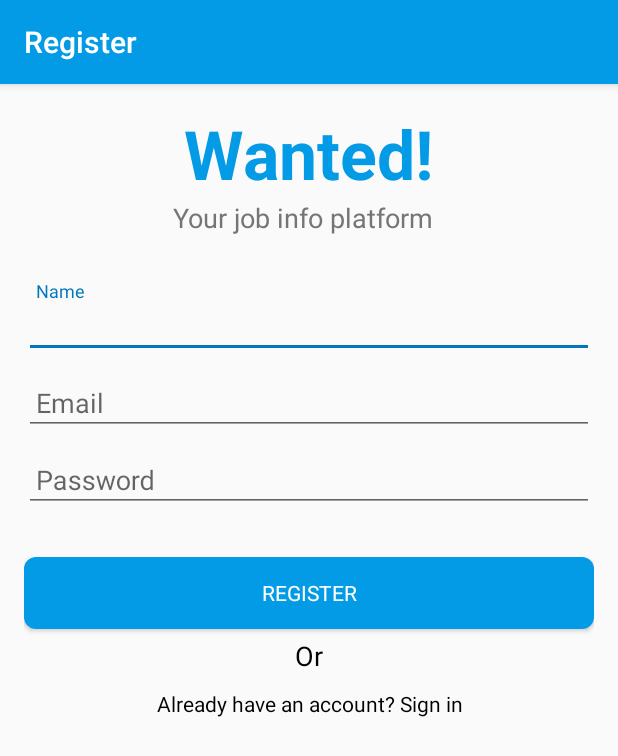
After one commit to jspdev-team45/wanted, an Android app: the RegisterActivity screen opened directly, with no data from a screen before it, on a phone screen of 412 x 824 dp. The commit adds this screen. Shown: the top 756 px of the screen. Run offline under Robolectric (Android 15) with nearby library versions, the phone set to English and light mode, and no system bars.

Commit message:
login and register

```diff
--- /dev/null
+++ b/app/src/main/java/com/wanted/ui/RegisterActivity.java
@@ -0,0 +1,47 @@
+package com.wanted.ui;
+
+import android.content.Intent;
+import android.support.v7.app.AppCompatActivity;
+import android.os.Bundle;
+import android.view.View;
+import android.widget.Button;
+import android.widget.TextView;
+
+import com.wanted.R;
+
+public class RegisterActivity extends AppCompatActivity {
+    private Button registerBtn;
+    private TextView loginText;
+
+    @Override
+    protected void onCreate(Bundle savedInstanceState) {
+        super.onCreate(savedInstanceState);
+        setContentView(R.layout.activity_register);
+
+        findViews();
+        addListeners();
+    }
+
+    private void findViews() {
+        registerBtn = (Button) findViewById(R.id.register_btn);
+        loginText = (TextView) findViewById(R.id.txt_already_have);
+    }
+
+    private void addListeners() {
+        registerBtn.setOnClickListener(new View.OnClickListener() {
+            @Override
+            public void onClick(View v) {
+                Intent intent = new Intent(getApplicationContext(), MainActivity.class);
+                startActivity(intent);
+            }
+        });
+
+        loginText.setOnClickListener(new View.OnClickListener() {
+            @Override
+            public void onClick(View v) {
+                Intent intent = new Intent(getApplicationContext(), LoginActivity.class);
+                startActivity(intent);
+            }
+        });
+    }
+}
--- /dev/null
+++ b/app/src/main/res/drawable/login_btn_bg.xml
@@ -0,0 +1,7 @@
+<?xml version="1.0" encoding="utf-8"?>
+<selector xmlns:android="http://schemas.android.com/apk/res/android">
+    <item android:drawable="@drawable/login_btn_pressed"
+        android:state_pressed="true" />
+
+    <item android:drawable="@drawable/login_btn_default" />
+</selector>
--- /dev/null
+++ b/app/src/main/res/drawable/login_btn_default.xml
@@ -0,0 +1,14 @@
+<?xml version="1.0" encoding="utf-8"?>
+<shape xmlns:android="http://schemas.android.com/apk/res/android" >
+
+    <corners
+        android:bottomLeftRadius="8dp"
+        android:bottomRightRadius="8dp"
+        android:topLeftRadius="8dp"
+        android:topRightRadius="8dp" >
+    </corners>
+
+    <solid android:color="@color/colorPrimary" />
+
+
+</shape>
--- /dev/null
+++ b/app/src/main/res/drawable/login_btn_pressed.xml
@@ -0,0 +1,11 @@
+<?xml version="1.0" encoding="UTF-8"?>
+<shape xmlns:android="http://schemas.android.com/apk/res/android">
+    <corners
+        android:bottomLeftRadius="8dp"
+        android:bottomRightRadius="8dp"
+        android:topLeftRadius="8dp"
+        android:topRightRadius="8dp" >
+    </corners>
+
+    <solid android:color="@color/colorPrimaryDark" />
+</shape>
--- /dev/null
+++ b/app/src/main/res/drawable/noaccount_background.xml
@@ -0,0 +1,9 @@
+<?xml version="1.0" encoding="utf-8"?>
+<selector xmlns:android="http://schemas.android.com/apk/res/android">
+    <item android:state_pressed="true"
+        android:drawable="@drawable/login_btn_pressed" />
+
+    <item android:state_selected="true"
+        android:state_pressed="false"
+        android:drawable="@drawable/login_btn_pressed" />
+</selector>
--- /dev/null
+++ b/app/src/main/res/layout/activity_register.xml
@@ -0,0 +1,141 @@
+<LinearLayout
+    xmlns:android="http://schemas.android.com/apk/res/android"
+    xmlns:tools="http://schemas.android.com/tools" android:layout_width="match_parent"
+    android:layout_height="match_parent" android:gravity="center_horizontal"
+    android:orientation="vertical" android:paddingBottom="@dimen/activity_vertical_margin"
+    android:paddingLeft="@dimen/activity_horizontal_margin"
+    android:paddingRight="@dimen/activity_horizontal_margin"
+    android:paddingTop="@dimen/activity_vertical_margin" tools:context=".RegisterActivity">
+
+    <ScrollView android:id="@+id/login_form" android:layout_width="match_parent"
+        android:layout_height="match_parent">
+
+        <LinearLayout
+            android:layout_width="match_parent"
+            android:layout_height="wrap_content"
+            android:gravity="center"
+            android:orientation="vertical">
+
+            <RelativeLayout
+                android:layout_width="match_parent"
+                android:layout_marginBottom="10dp"
+                android:layout_height="wrap_content">
+
+                <TextView
+                    android:id="@+id/txt_logo"
+                    android:layout_width="wrap_content"
+                    android:layout_height="wrap_content"
+                    android:layout_gravity="center_horizontal"
+                    android:text="@string/app_name"
+                    android:textColor="@color/colorPrimary"
+                    android:textStyle="bold"
+                    android:textAppearance="?android:attr/textAppearanceLarge"
+                    android:textSize="45dp"
+                    android:clickable="true"
+                    android:layout_alignParentTop="true"
+                    android:layout_centerHorizontal="true" />
+
+                <TextView
+                    android:id="@+id/txt_description"
+                    android:layout_width="wrap_content"
+                    android:layout_height="wrap_content"
+                    android:textAppearance="?android:attr/textAppearanceMedium"
+                    android:text="@string/app_description"
+                    android:textColor="@color/grey_600"
+                    android:layout_below="@+id/txt_logo"
+                    android:layout_alignRight="@+id/txt_logo"
+                    android:layout_alignEnd="@+id/txt_logo" />
+            </RelativeLayout>
+
+            <LinearLayout
+                android:id="@+id/email_login_form"
+                android:layout_width="match_parent"
+                android:layout_height="wrap_content"
+                android:orientation="vertical"
+                android:layout_marginTop="@dimen/loginactivity_logo_from_login"
+                android:weightSum="1">
+
+                <android.support.design.widget.TextInputLayout android:layout_width="match_parent"
+                    android:layout_height="wrap_content">
+                    <AutoCompleteTextView
+                        android:id="@+id/edit_nome"
+                        android:layout_width="match_parent"
+                        android:layout_height="wrap_content"
+                        android:hint="@string/prompt_name"
+                        android:inputType="textAutoComplete"
+                        android:maxLines="1"
+                        android:padding="8dp"
+                        android:singleLine="true"
+                        android:textColorHint="@color/grey_0" />
+                </android.support.design.widget.TextInputLayout>
+
+                <android.support.design.widget.TextInputLayout android:layout_width="match_parent"
+                    android:layout_height="wrap_content">
+                    <AutoCompleteTextView
+                        android:id="@+id/edit_email"
+                        android:layout_width="match_parent"
+                        android:layout_height="wrap_content"
+                        android:hint="@string/prompt_email"
+                        android:inputType="textEmailAddress"
+                        android:maxLines="1"
+                        android:padding="8dp"
+                        android:singleLine="true"
+                        android:textColorHint="@color/grey_0" />
+                    <!--android:textColorHint="@color/abc_primary_text_material_dark" />-->
+                </android.support.design.widget.TextInputLayout>
+
+                <android.support.design.widget.TextInputLayout android:layout_width="match_parent"
+                    android:layout_height="wrap_content">
+                    <EditText
+                        android:id="@+id/edit_password"
+                        android:layout_width="match_parent"
+                        android:layout_height="wrap_content"
+                        android:layout_marginTop="15dp"
+                        android:hint="@string/prompt_password"
+                        android:imeActionId="@+id/login"
+                        android:imeOptions="actionUnspecified"
+                        android:inputType="textPassword"
+                        android:maxLines="1"
+                        android:padding="8dp"
+                        android:singleLine="true"
+                        android:textColorHint="@color/grey_0" />
+                </android.support.design.widget.TextInputLayout>
+
+                <Button
+                    android:id="@+id/register_btn"
+                    style="?android:textAppearanceSmall"
+                    android:layout_width="match_parent"
+                    android:layout_height="wrap_content"
+                    android:textColor="@color/grey_0"
+                    android:layout_marginTop="30dp"
+                    android:background="@drawable/login_btn_bg"
+                    android:text="@string/action_register" />
+
+                <TextView
+                    android:layout_width="match_parent"
+                    android:layout_height="wrap_content"
+                    android:layout_marginTop="5dp"
+                    android:gravity="center"
+                    android:text="Or"
+                    android:textColor="@color/grey_1000"
+                    android:textAppearance="?android:attr/textAppearanceMedium" />
+
+                <TextView
+                    android:id="@+id/txt_already_have"
+                    android:layout_width="wrap_content"
+                    android:layout_height="wrap_content"
+                    android:layout_weight="1"
+                    android:background="@drawable/noaccount_background"
+                    android:gravity="center"
+                    android:textColor="@color/grey_1000"
+                    android:clickable="true"
+                    android:padding="10dp"
+                    android:text="@string/already_registered"
+                    android:textAppearance="?android:attr/textAppearanceSmall"
+                    android:layout_gravity="center_horizontal" />
+
+            </LinearLayout>
+        </LinearLayout>
+    </ScrollView>
+
+</LinearLayout>
--- a/app/src/main/res/values/dimens.xml
+++ b/app/src/main/res/values/dimens.xml
@@ -2,10 +2,15 @@
     <!-- Default screen margins, per the Android Design guidelines. -->
     <dimen name="nav_header_vertical_spacing">16dp</dimen>
     <dimen name="nav_header_height">160dp</dimen>
+
     <!-- Default screen margins, per the Android Design guidelines. -->
     <dimen name="activity_horizontal_margin">16dp</dimen>
     <dimen name="activity_vertical_margin">16dp</dimen>
     <dimen name="fab_margin">16dp</dimen>
     <dimen name="card_margin">16dp</dimen>
     <dimen name="detail_backdrop_height">256dp</dimen>
+
+    <!--Login page-->
+    <dimen name="loginactivity_logo_from_login">20dp</dimen>
+    <dimen name="loginactivity_logo_from_top">20dp</dimen>
 </resources>
--- a/app/src/main/res/values/strings.xml
+++ b/app/src/main/res/values/strings.xml
@@ -1,5 +1,6 @@
 <resources>
-    <string name="app_name">Wanted</string>
+    <string name="app_name">Wanted!</string>
+    <string name="app_description">Your job info platform</string>
 
     <string name="navigation_drawer_open">Open navigation drawer</string>
     <string name="navigation_drawer_close">Close navigation drawer</string>
@@ -35,4 +36,18 @@
     <string name="contact_info_detail">Email: john@andrew.cmu.edu</string>
     <string name="other_info_title">Other Information</string>
     <string name="other_info_detail">I am from Canada I am from Canada I am from Canada.</string>
+
+    <!--Login Page-->
+    <string name="title_activity_login">Sign in</string>
+    <string name="create_account">Register</string>
+    <string name="forgot_password">Forgot Password?</string>
+    <string name="action_sign_in">SIGN IN</string>
+    <string name="prompt_email">Email</string>
+    <string name="prompt_password">Password</string>
+
+    <!--Register Page-->
+    <string name="title_activity_register">Register</string>
+    <string name="already_registered">Already have an account? Sign in</string>
+    <string name="prompt_name">Name</string>
+    <string name="action_register">Register</string>
 </resources>
```
Also changed, not shown: app/src/main/AndroidManifest.xml (+15 -6 lines), app/src/main/java/com/wanted/ui/LoginActivity.java (added, +47 -0 lines), app/src/main/res/layout/activity_login.xml (added, +160 -0 lines), app/src/main/res/values/colors.xml (+46 -0 lines).
